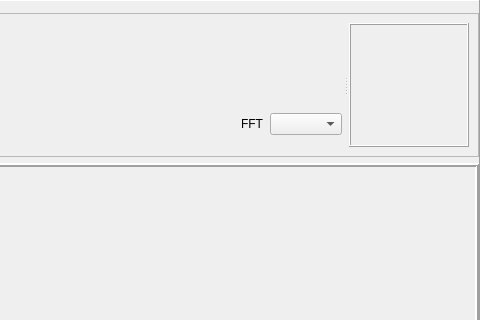
Old version of the form sources/Arks/Scope Analyzer/window/scope_analyzer_window.ui in the repository AquaCreatura/AquaWave; both pictures show x 409 to 889 and y 0 to 320 of the 889 by 511 pixel window.
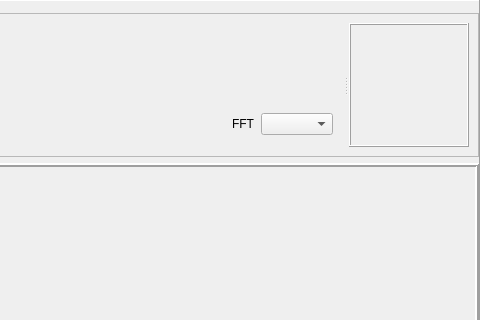
New version of the form.

Commit message: fix(GUI): Fixed cotrol frame

```diff
--- a/sources/Arks/Scope Analyzer/window/scope_analyzer_window.ui
+++ b/sources/Arks/Scope Analyzer/window/scope_analyzer_window.ui
@@ -261,42 +261,6 @@
                </attribute>
               </widget>
              </item>
-             <item row="3" column="8" rowspan="2">
-              <layout class="QHBoxLayout" name="horizontalLayout">
-               <item>
-                <widget class="QLabel" name="fft_order_label">
-                 <property name="sizePolicy">
-                  <sizepolicy hsizetype="Maximum" vsizetype="Preferred">
-                   <horstretch>0</horstretch>
-                   <verstretch>0</verstretch>
-                  </sizepolicy>
-                 </property>
-                 <property name="text">
-                  <string>FFT</string>
-                 </property>
-                </widget>
-               </item>
-               <item>
-                <widget class="QComboBox" name="fft_order_combobox">
-                 <property name="sizePolicy">
-                  <sizepolicy hsizetype="Maximum" vsizetype="Fixed">
-                   <horstretch>0</horstretch>
-                   <verstretch>0</verstretch>
-                  </sizepolicy>
-                 </property>
-                 <property name="minimumSize">
-                  <size>
-                   <width>0</width>
-                   <height>0</height>
-                  </size>
-                 </property>
-                 <property name="sizeAdjustPolicy">
-                  <enum>QComboBox::AdjustToContents</enum>
-                 </property>
-                </widget>
-               </item>
-              </layout>
-             </item>
              <item row="0" column="1">
               <widget class="QLabel" name="carrier_value_label">
                <property name="text">
@@ -366,6 +330,44 @@
                </property>
               </widget>
              </item>
+             <item row="3" column="8" rowspan="2">
+              <widget class="QFrame" name="ctrl_buttons_frame">
+               <layout class="QHBoxLayout" name="horizontalLayout">
+                <item>
+                 <widget class="QLabel" name="fft_order_label">
+                  <property name="sizePolicy">
+                   <sizepolicy hsizetype="Maximum" vsizetype="Preferred">
+                    <horstretch>0</horstretch>
+                    <verstretch>0</verstretch>
+                   </sizepolicy>
+                  </property>
+                  <property name="text">
+                   <string>FFT</string>
+                  </property>
+                 </widget>
+                </item>
+                <item>
+                 <widget class="QComboBox" name="fft_order_combobox">
+                  <property name="sizePolicy">
+                   <sizepolicy hsizetype="Maximum" vsizetype="Fixed">
+                    <horstretch>0</horstretch>
+                    <verstretch>0</verstretch>
+                   </sizepolicy>
+                  </property>
+                  <property name="minimumSize">
+                   <size>
+                    <width>0</width>
+                    <height>0</height>
+                   </size>
+                  </property>
+                  <property name="sizeAdjustPolicy">
+                   <enum>QComboBox::AdjustToContents</enum>
+                  </property>
+                 </widget>
+                </item>
+               </layout>
+              </widget>
+             </item>
             </layout>
            </widget>
            <widget class="QFrame" name="constell_chart">
```
The commit also changes 5 other files.
